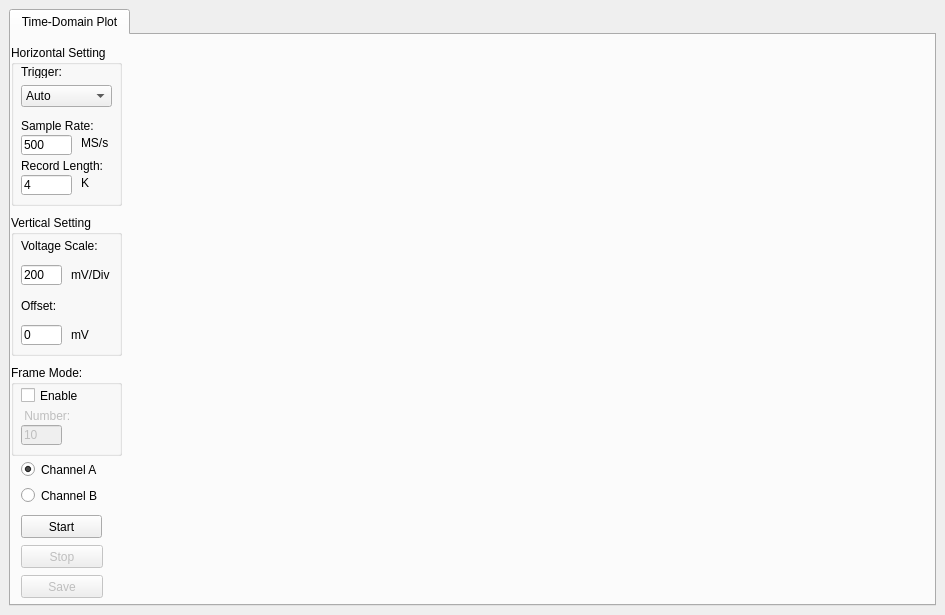
Old version of the form TimeDomainPlot.ui in the repository Mike-Song/TimeDomainPlot-new.
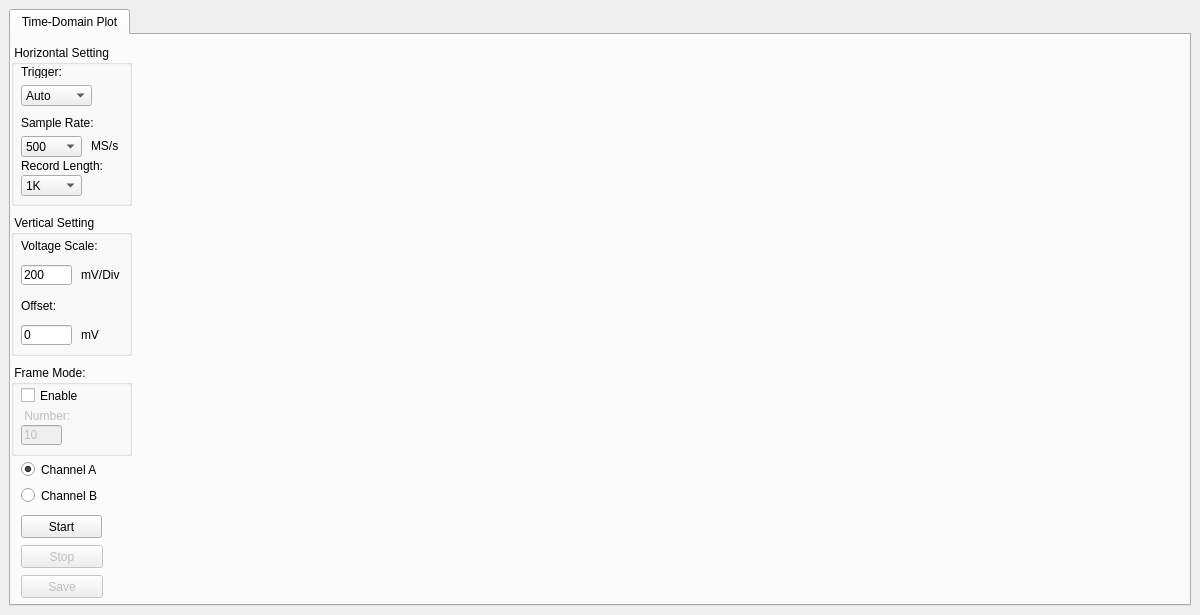
New version of the form.

Diff of the .ui file:
```diff
--- a/TimeDomainPlot.ui
+++ b/TimeDomainPlot.ui
@@ -9,7 +9,7 @@
    <rect>
     <x>0</x>
     <y>0</y>
-    <width>945</width>
+    <width>1200</width>
     <height>615</height>
    </rect>
   </property>
@@ -21,13 +21,13 @@
   </property>
   <property name="minimumSize">
    <size>
-    <width>945</width>
-    <height>614</height>
+    <width>1200</width>
+    <height>615</height>
    </size>
   </property>
   <property name="maximumSize">
    <size>
-    <width>945</width>
+    <width>1200</width>
     <height>615</height>
    </size>
   </property>
@@ -50,20 +50,20 @@
          <rect>
           <x>0</x>
           <y>10</y>
-          <width>111</width>
+          <width>121</width>
           <height>161</height>
          </rect>
         </property>
         <property name="title">
-         <string>Horizontal Setting</string>
+         <string> Horizontal Setting</string>
         </property>
         <widget class="QComboBox" name="comboBox_TriggerDomain">
          <property name="geometry">
           <rect>
            <x>10</x>
            <y>40</y>
-           <width>91</width>
-           <height>22</height>
+           <width>71</width>
+           <height>21</height>
           </rect>
          </property>
          <item>
@@ -96,64 +96,26 @@
            <x>10</x>
            <y>70</y>
            <width>81</width>
-           <height>21</height>
+           <height>16</height>
           </rect>
          </property>
          <property name="text">
           <string>Sample Rate:</string>
          </property>
         </widget>
-        <widget class="QLineEdit" name="lineEdit_SampleRate">
-         <property name="geometry">
-          <rect>
-           <x>10</x>
-           <y>90</y>
-           <width>51</width>
-           <height>20</height>
-          </rect>
-         </property>
-         <property name="toolTip">
-          <string/>
-         </property>
-         <property name="text">
-          <string>500</string>
-         </property>
-         <property name="placeholderText">
-          <string/>
-         </property>
-        </widget>
         <widget class="QLabel" name="label">
          <property name="geometry">
           <rect>
-           <x>70</x>
+           <x>80</x>
            <y>90</y>
            <width>31</width>
-           <height>16</height>
+           <height>21</height>
           </rect>
          </property>
          <property name="text">
           <string>MS/s</string>
          </property>
         </widget>
-        <widget class="QLineEdit" name="lineEdit_RecordLength">
-         <property name="geometry">
-          <rect>
-           <x>10</x>
-           <y>130</y>
-           <width>51</width>
-           <height>20</height>
-          </rect>
-         </property>
-         <property name="toolTip">
-          <string>Please input 2* like 4/8/16... from 2 to 1024*1024</string>
-         </property>
-         <property name="text">
-          <string>4</string>
-         </property>
-         <property name="placeholderText">
-          <string/>
-         </property>
-        </widget>
         <widget class="QLabel" name="label_SampleNumber_6">
          <property name="geometry">
           <rect>
@@ -167,26 +129,144 @@
           <string>Record Length:</string>
          </property>
         </widget>
-        <widget class="QLabel" name="label_10">
+        <widget class="QComboBox" name="comboBox_SampleRate">
          <property name="geometry">
           <rect>
-           <x>70</x>
+           <x>10</x>
+           <y>91</y>
+           <width>61</width>
+           <height>21</height>
+          </rect>
+         </property>
+         <item>
+          <property name="text">
+           <string>500</string>
+          </property>
+         </item>
+         <item>
+          <property name="text">
+           <string>1000</string>
+          </property>
+         </item>
+         <item>
+          <property name="text">
+           <string>1250</string>
+          </property>
+         </item>
+        </widget>
+        <widget class="QComboBox" name="comboBox_RecordLength">
+         <property name="geometry">
+          <rect>
+           <x>10</x>
            <y>130</y>
-           <width>31</width>
-           <height>16</height>
+           <width>61</width>
+           <height>21</height>
           </rect>
          </property>
-         <property name="text">
-          <string>K</string>
+         <property name="editable">
+          <bool>false</bool>
          </property>
+         <property name="maxVisibleItems">
+          <number>100</number>
+         </property>
+         <item>
+          <property name="text">
+           <string>1K</string>
+          </property>
+         </item>
+         <item>
+          <property name="text">
+           <string>2K</string>
+          </property>
+         </item>
+         <item>
+          <property name="text">
+           <string>4K</string>
+          </property>
+         </item>
+         <item>
+          <property name="text">
+           <string>8K</string>
+          </property>
+         </item>
+         <item>
+          <property name="text">
+           <string>16K</string>
+          </property>
+         </item>
+         <item>
+          <property name="text">
+           <string>32K</string>
+          </property>
+         </item>
+         <item>
+          <property name="text">
+           <string>64K</string>
+          </property>
+         </item>
+         <item>
+          <property name="text">
+           <string>128K</string>
+          </property>
+         </item>
+         <item>
+          <property name="text">
+           <string>256K</string>
+          </property>
+         </item>
+         <item>
+          <property name="text">
+           <string>512K</string>
+          </property>
+         </item>
+         <item>
+          <property name="text">
+           <string>1M</string>
+          </property>
+         </item>
+         <item>
+          <property name="text">
+           <string>2M</string>
+          </property>
+         </item>
+         <item>
+          <property name="text">
+           <string>4M</string>
+          </property>
+         </item>
+         <item>
+          <property name="text">
+           <string>8M</string>
+          </property>
+         </item>
+         <item>
+          <property name="text">
+           <string>16M</string>
+          </property>
+         </item>
+         <item>
+          <property name="text">
+           <string>32M</string>
+          </property>
+         </item>
+         <item>
+          <property name="text">
+           <string>64M</string>
+          </property>
+         </item>
+         <item>
+          <property name="text">
+           <string>128M</string>
+          </property>
+         </item>
         </widget>
        </widget>
        <widget class="QWidget" name="widget_Signal_TimeDomain" native="true">
         <property name="geometry">
          <rect>
-          <x>119</x>
+          <x>129</x>
           <y>10</y>
-          <width>791</width>
+          <width>1041</width>
           <height>561</height>
          </rect>
         </property>
@@ -255,12 +335,12 @@
          <rect>
           <x>0</x>
           <y>180</y>
-          <width>111</width>
+          <width>121</width>
           <height>141</height>
          </rect>
         </property>
         <property name="title">
-         <string>Vertical Setting</string>
+         <string> Vertical Setting</string>
         </property>
         <widget class="QLabel" name="label_SampleNumber_2">
          <property name="geometry">
@@ -280,7 +360,7 @@
           <rect>
            <x>10</x>
            <y>50</y>
-           <width>41</width>
+           <width>51</width>
            <height>20</height>
           </rect>
          </property>
@@ -297,7 +377,7 @@
         <widget class="QLabel" name="label_2">
          <property name="geometry">
           <rect>
-           <x>60</x>
+           <x>70</x>
            <y>50</y>
            <width>41</width>
            <height>20</height>
@@ -312,7 +392,7 @@
           <rect>
            <x>10</x>
            <y>110</y>
-           <width>41</width>
+           <width>51</width>
            <height>20</height>
           </rect>
          </property>
@@ -342,9 +422,9 @@
         <widget class="QLabel" name="label_4">
          <property name="geometry">
           <rect>
-           <x>60</x>
+           <x>70</x>
            <y>110</y>
-           <width>41</width>
+           <width>31</width>
            <height>20</height>
           </rect>
          </property>
@@ -358,12 +438,12 @@
          <rect>
           <x>0</x>
           <y>330</y>
-          <width>111</width>
+          <width>121</width>
           <height>91</height>
          </rect>
         </property>
         <property name="title">
-         <string>Frame Mode:</string>
+         <string> Frame Mode:</string>
         </property>
         <widget class="QLabel" name="label_SampleNumber_4">
          <property name="enabled">
@@ -408,7 +488,7 @@
           <rect>
            <x>10</x>
            <y>20</y>
-           <width>70</width>
+           <width>81</width>
            <height>21</height>
           </rect>
          </property>
@@ -450,7 +530,7 @@
          <rect>
           <x>10</x>
           <y>424</y>
-          <width>82</width>
+          <width>101</width>
           <height>21</height>
          </rect>
         </property>
@@ -466,7 +546,7 @@
          <rect>
           <x>10</x>
           <y>450</y>
-          <width>82</width>
+          <width>101</width>
           <height>21</height>
          </rect>
         </property>
```
